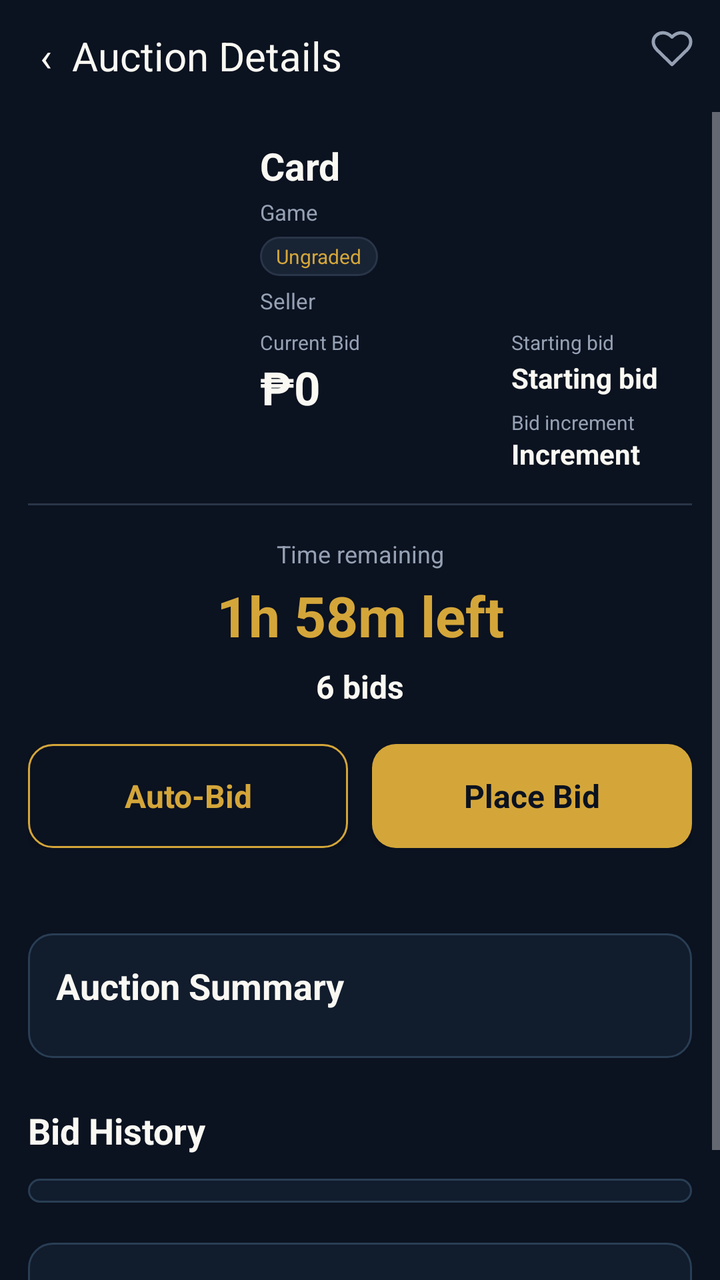
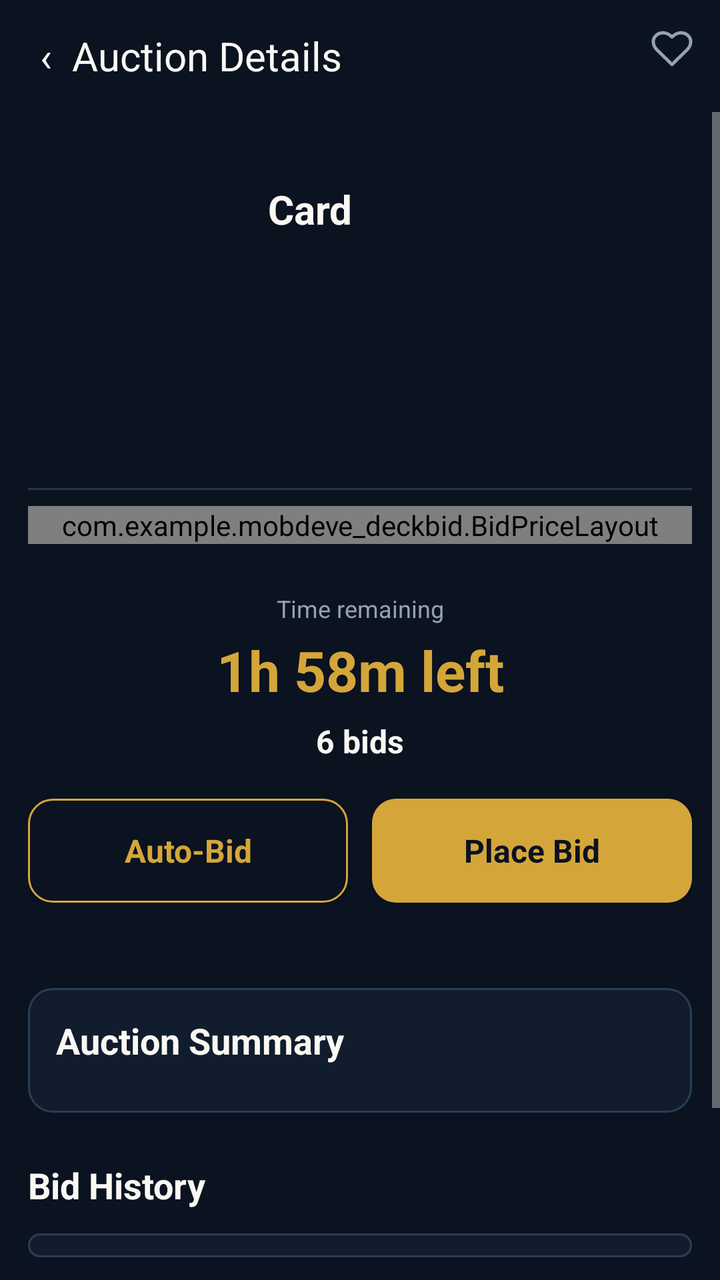

The first picture is an Android layout as it rendered before a commit; the second is the same layout after the commit. The layout source and the unified diff follow.
<!-- AndroidManifest.xml: application theme Theme.Deckbid -->
<!-- res/layout/activity_auction_details.xml -->
<?xml version="1.0" encoding="utf-8"?>
<LinearLayout xmlns:android="http://schemas.android.com/apk/res/android"
        android:layout_width="match_parent"
        android:layout_height="match_parent"
        android:orientation="vertical"
        android:fitsSystemWindows="true"
        android:background="#0B1220">
    <LinearLayout
        android:layout_width="match_parent"
        android:layout_height="56dp"
        android:orientation="horizontal"
        android:gravity="center_vertical">
        <Button
        android:id="@+id/auction_back"
        android:layout_width="0dp"
        android:layout_height="56dp"
        android:background="@android:color/transparent"
        android:backgroundTint="@null"
        android:text="‹  Auction Details"
        android:textSize="20sp"
        android:textAllCaps="false"
        android:textColor="#FAF8F2"
        android:layout_weight="1"
        android:gravity="start|center_vertical"
        android:paddingStart="20dp"
        android:paddingEnd="20dp" />
        <ImageButton
        android:id="@+id/auction_save"
        android:layout_width="48dp"
        android:layout_height="48dp"
        android:layout_gravity="top|end"
        android:padding="13dp"
        android:src="@drawable/auction_heart"
        android:background="?android:attr/selectableItemBackground"
        android:contentDescription="Save to watchlist" />
    </LinearLayout>
    <ScrollView
        android:layout_width="match_parent"
        android:layout_height="0dp"
        android:layout_weight="1">
        <LinearLayout
        android:layout_width="match_parent"
        android:layout_height="wrap_content"
        android:orientation="vertical"
        android:padding="14dp">
            <LinearLayout
        android:layout_width="match_parent"
        android:layout_height="wrap_content"
        android:orientation="horizontal"
        android:gravity="top">
                <ImageView
        android:id="@+id/detail_auction_image"
        android:layout_width="104dp"
        android:layout_height="158dp"
        android:scaleType="fitCenter"
        android:layout_marginTop="2dp" />
                <LinearLayout
        android:layout_width="0dp"
        android:layout_height="wrap_content"
        android:layout_weight="1"
        android:layout_marginStart="12dp"
        android:orientation="vertical">
                    <TextView
        android:id="@+id/detail_auction_name"
        android:layout_width="match_parent"
        android:layout_height="wrap_content"
        android:text="Card"
        android:textSize="19sp"
        android:textColor="#FAF8F2"
        android:textStyle="bold" />
                    <TextView
        android:id="@+id/detail_auction_game"
        android:layout_width="match_parent"
        android:layout_height="wrap_content"
        android:text="Game"
        android:textSize="11sp"
        android:textColor="#95A1B3"
        android:layout_marginTop="3dp" />
                    <TextView
        android:id="@+id/detail_auction_grade"
        android:layout_width="wrap_content"
        android:layout_height="wrap_content"
        android:text="Ungraded"
        android:textSize="10sp"
        android:textColor="#D4A63A"
        android:layout_marginTop="5dp"
        android:background="@drawable/input_background"
        android:paddingStart="8dp"
        android:paddingEnd="8dp"
        android:paddingTop="3dp"
        android:paddingBottom="3dp" />
                    <TextView
        android:id="@+id/detail_auction_seller"
        android:layout_width="match_parent"
        android:layout_height="wrap_content"
        android:text="Seller"
        android:textSize="11sp"
        android:textColor="#95A1B3"
        android:layout_marginTop="5dp" />
                    <LinearLayout
        android:layout_width="match_parent"
        android:layout_height="wrap_content"
        android:orientation="horizontal"
        android:gravity="top"
        android:layout_marginTop="8dp"
        android:baselineAligned="false">
                        <LinearLayout
        android:layout_width="0dp"
        android:layout_height="wrap_content"
        android:layout_weight="1.2"
        android:orientation="vertical"
        android:gravity="top"
        android:baselineAligned="false">
                            <TextView
        android:layout_width="match_parent"
        android:layout_height="wrap_content"
        android:text="Current Bid"
        android:textSize="10sp"
        android:textColor="#95A1B3"
        android:includeFontPadding="false" />
                            <TextView
        android:id="@+id/detail_auction_bid"
        android:layout_width="match_parent"
        android:layout_height="wrap_content"
        android:text="₱0"
        android:textSize="23sp"
        android:textColor="#FAF8F2"
        android:textStyle="bold"
        android:includeFontPadding="false"
        android:layout_marginTop="4dp" />
                        </LinearLayout>
                        <LinearLayout
        android:layout_width="0dp"
        android:layout_height="wrap_content"
        android:orientation="vertical"
        android:layout_weight="1"
        android:paddingStart="8dp"
        android:gravity="top"
        android:baselineAligned="false">
                            <TextView
        android:layout_width="match_parent"
        android:layout_height="wrap_content"
        android:text="Starting bid"
        android:textSize="10sp"
        android:textColor="#95A1B3"
        android:layout_marginTop="0dp"
        android:includeFontPadding="false" />
                            <TextView
        android:id="@+id/detail_auction_start"
        android:layout_width="match_parent"
        android:layout_height="wrap_content"
        android:text="Starting bid"
        android:textSize="14sp"
        android:textColor="#FAF8F2"
        android:layout_marginTop="4dp"
        android:textStyle="bold"
        android:includeFontPadding="false" />
                            <TextView
        android:layout_width="match_parent"
        android:layout_height="wrap_content"
        android:text="Bid increment"
        android:textSize="10sp"
        android:textColor="#95A1B3"
        android:layout_marginTop="8dp"
        android:includeFontPadding="false" />
                            <TextView
        android:id="@+id/detail_auction_increment"
        android:layout_width="match_parent"
        android:layout_height="wrap_content"
        android:text="Increment"
        android:textSize="14sp"
        android:textColor="#FAF8F2"
        android:layout_marginTop="2dp"
        android:textStyle="bold"
        android:includeFontPadding="false" />
                        </LinearLayout>
                    </LinearLayout>
                </LinearLayout>
            </LinearLayout>
            <LinearLayout
        android:layout_width="match_parent"
        android:layout_height="wrap_content"
        android:orientation="vertical"
        android:gravity="center_horizontal"
        android:layout_marginTop="16dp">
                <View
        android:layout_width="match_parent"
        android:layout_height="1dp"
        android:background="#293548" />
                <TextView
        android:layout_width="match_parent"
        android:layout_height="wrap_content"
        android:text="Time remaining"
        android:textColor="#95A1B3"
        android:textSize="12sp"
        android:gravity="center"
        android:layout_marginTop="16dp" />
                <TextView
        android:id="@+id/detail_auction_time"
        android:layout_width="match_parent"
        android:layout_height="wrap_content"
        android:text="1h 58m left"
        android:textColor="#D4A63A"
        android:textSize="28sp"
        android:textStyle="bold"
        android:gravity="center"
        android:layout_marginTop="4dp" />
                <TextView
        android:id="@+id/detail_auction_count"
        android:layout_width="match_parent"
        android:layout_height="wrap_content"
        android:text="6 bids"
        android:textColor="#FAF8F2"
        android:textSize="16sp"
        android:textStyle="bold"
        android:gravity="center"
        android:layout_marginTop="6dp"
        android:layout_marginBottom="6dp" />
            </LinearLayout>
            <LinearLayout
        android:layout_width="match_parent"
        android:layout_height="wrap_content"
        android:orientation="horizontal"
        android:gravity="center_vertical"
        android:layout_marginTop="12dp"
        android:baselineAligned="false">
                <Button
        android:id="@+id/auction_auto_bid"
        android:layout_width="0dp"
        android:layout_height="52dp"
        android:background="@drawable/button_outline"
        android:backgroundTint="@null"
        android:text="Auto-Bid"
        android:textSize="16sp"
        android:textAllCaps="false"
        android:textColor="#D4A63A"
        android:layout_weight="1"
        android:layout_marginEnd="6dp"
        android:textStyle="bold"
        android:gravity="center"
        android:paddingStart="4dp"
        android:paddingEnd="4dp"
        android:minWidth="0dp" />
                <Button
        android:id="@+id/auction_place_bid"
        android:layout_width="0dp"
        android:layout_height="52dp"
        android:background="@drawable/button_gold"
        android:backgroundTint="@null"
        android:text="Place Bid"
        android:textSize="16sp"
        android:textAllCaps="false"
        android:textColor="#0B1220"
        android:layout_weight="1"
        android:layout_marginStart="6dp"
        android:textStyle="bold"
        android:gravity="center"
        android:paddingStart="4dp"
        android:paddingEnd="4dp"
        android:minWidth="0dp" />
            </LinearLayout>
            <TextView
        android:id="@+id/detail_auction_status"
        android:layout_width="match_parent"
        android:layout_height="wrap_content"
        android:text=""
        android:textSize="11sp"
        android:textColor="#D4A63A"
        android:layout_marginTop="8dp" />
            <LinearLayout
        android:layout_width="match_parent"
        android:layout_height="wrap_content"
        android:orientation="vertical"
        android:background="@drawable/binder_panel"
        android:padding="14dp"
        android:layout_marginTop="20dp">
                <TextView
        android:layout_width="match_parent"
        android:layout_height="wrap_content"
        android:text="Auction Summary"
        android:textSize="18sp"
        android:textColor="#FAF8F2"
        android:textStyle="bold"
        android:layout_marginBottom="10dp" />
                <LinearLayout
        android:id="@+id/auction_summary"
        android:layout_width="match_parent"
        android:layout_height="wrap_content"
        android:orientation="vertical" />
            </LinearLayout>
            <TextView
        android:layout_width="match_parent"
        android:layout_height="wrap_content"
        android:text="Bid History"
        android:textSize="18sp"
        android:textColor="#FAF8F2"
        android:textStyle="bold"
        android:layout_marginTop="24dp"
        android:layout_marginBottom="12dp" />
            <LinearLayout
        android:id="@+id/auction_history"
        android:layout_width="match_parent"
        android:layout_height="wrap_content"
        android:orientation="vertical"
        android:background="@drawable/binder_panel"
        android:padding="6dp" />
            <LinearLayout
        android:layout_width="match_parent"
        android:layout_height="wrap_content"
        android:orientation="vertical"
        android:layout_marginTop="20dp"
        android:background="@drawable/binder_panel"
        android:padding="14dp">
                <TextView
        android:layout_width="match_parent"
        android:layout_height="wrap_content"
        android:text="Seller Notes"
        android:textSize="18sp"
        android:textColor="#FAF8F2"
        android:textStyle="bold" />
                <TextView
        android:id="@+id/auction_notes"
        android:layout_width="match_parent"
        android:layout_height="wrap_content"
        android:text="Notes"
        android:textSize="13sp"
        android:textColor="#95A1B3"
        android:layout_marginTop="8dp" />
            </LinearLayout>
        </LinearLayout>
    </ScrollView>
</LinearLayout>
<!-- resources referenced by this layout -->
<resources>
  <!-- drawable auction_heart (drawable) -->
  <?xml version="1.0" encoding="utf-8"?>
  <vector xmlns:android="http://schemas.android.com/apk/res/android"
      android:width="22dp"
      android:height="22dp"
      android:viewportWidth="24"
      android:viewportHeight="24">
      <path
          android:fillColor="#00000000"
          android:strokeColor="#95A1B3"
          android:strokeWidth="1.8"
          android:strokeLineJoin="round"
          android:pathData="M12,21 L3.8,13 C-2,7 6,0 12,6 C18,0 26,7 20.2,13 Z"/>
  </vector>
  <!-- drawable binder_panel (drawable) -->
  <?xml version="1.0" encoding="utf-8"?>
  <shape xmlns:android="http://schemas.android.com/apk/res/android">
      <solid
          android:color="#111C2D"/>
      <corners
          android:radius="12dp"/>
      <stroke
          android:width="1dp"
          android:color="#293E54"/>
  </shape>
  <!-- drawable button_gold (drawable) -->
  <?xml version="1.0" ?>
  <shape xmlns:android="http://schemas.android.com/apk/res/android" android:shape="rectangle">
      <solid android:color="@color/gold"/>
      <corners android:radius="12dp"/>
  </shape>
  <!-- drawable button_outline (drawable) -->
  <?xml version="1.0" ?>
  <shape xmlns:android="http://schemas.android.com/apk/res/android" android:shape="rectangle">
      <solid android:color="@color/background"/>
      <corners android:radius="12dp"/>
      <stroke
          android:width="1dp"
          android:color="@color/gold"/>
  </shape>
  <!-- drawable input_background (drawable) -->
  <?xml version="1.0" ?>
  <shape xmlns:android="http://schemas.android.com/apk/res/android" android:shape="rectangle">
      <solid android:color="@color/surface"/>
      <corners android:radius="12dp"/>
      <stroke
          android:width="1dp"
          android:color="@color/border"/>
  </shape>
  <style name="Theme.Deckbid" parent="android:style/Theme.Material.NoActionBar">
          <item name="android:fontFamily">sans-serif</item>
          <item name="android:colorAccent">#D4A63A</item>
          <item name="android:windowBackground">#0B1220</item>
          <item name="android:statusBarColor">#0B1220</item>
          <item name="android:navigationBarColor">#0B1220</item>
          <item name="android:windowLightStatusBar">false</item>
          <item name="android:colorBackground">#0B1220</item>
          <item name="android:windowAnimationStyle">@null</item>
      </style>
  <color name="gold">#D4A63A</color>
  <color name="background">#0B1220</color>
  <color name="surface">#182334</color>
  <color name="border">#293548</color>
</resources>

<!-- the commit's change to res/layout/activity_auction_details.xml (unified diff, before → after) -->
@@ -44,157 +44,169 @@
         android:orientation="vertical"
         android:padding="14dp">
             <LinearLayout
-        android:layout_width="match_parent"
-        android:layout_height="wrap_content"
-        android:orientation="horizontal"
-        android:gravity="top">
+                android:layout_width="match_parent"
+                android:layout_height="wrap_content"
+                android:orientation="horizontal"
+                android:gravity="center_vertical"
+                android:baselineAligned="false">
                 <ImageView
-        android:id="@+id/detail_auction_image"
-        android:layout_width="104dp"
-        android:layout_height="158dp"
-        android:scaleType="fitCenter"
-        android:layout_marginTop="2dp" />
+                    android:id="@+id/detail_auction_image"
+                    android:layout_width="104dp"
+                    android:layout_height="156dp"
+                    android:scaleType="fitCenter"/>
                 <LinearLayout
-        android:layout_width="0dp"
-        android:layout_height="wrap_content"
-        android:layout_weight="1"
-        android:layout_marginStart="12dp"
-        android:orientation="vertical">
-                    <TextView
-        android:id="@+id/detail_auction_name"
-        android:layout_width="match_parent"
-        android:layout_height="wrap_content"
-        android:text="Card"
-        android:textSize="19sp"
-        android:textColor="#FAF8F2"
-        android:textStyle="bold" />
-                    <TextView
-        android:id="@+id/detail_auction_game"
-        android:layout_width="match_parent"
-        android:layout_height="wrap_content"
-        android:text="Game"
-        android:textSize="11sp"
-        android:textColor="#95A1B3"
-        android:layout_marginTop="3dp" />
-                    <TextView
-        android:id="@+id/detail_auction_grade"
-        android:layout_width="wrap_content"
-        android:layout_height="wrap_content"
-        android:text="Ungraded"
-        android:textSize="10sp"
-        android:textColor="#D4A63A"
-        android:layout_marginTop="5dp"
-        android:background="@drawable/input_background"
-        android:paddingStart="8dp"
-        android:paddingEnd="8dp"
-        android:paddingTop="3dp"
-        android:paddingBottom="3dp" />
-                    <TextView
-        android:id="@+id/detail_auction_seller"
-        android:layout_width="match_parent"
-        android:layout_height="wrap_content"
-        android:text="Seller"
-        android:textSize="11sp"
-        android:textColor="#95A1B3"
-        android:layout_marginTop="5dp" />
+                    android:layout_width="0dp"
+                    android:layout_height="wrap_content"
+                    android:layout_weight="1"
+                    android:layout_marginStart="16dp"
+                    android:orientation="vertical">
+                    <TextView
+                        android:id="@+id/detail_auction_name"
+                        android:layout_width="match_parent"
+                        android:layout_height="wrap_content"
+                        android:text="Card"
+                        android:textSize="20sp"
+                        android:textColor="#FAF8F2"
+                        android:textStyle="bold"/>
+                    <TextView
+                        android:id="@+id/detail_auction_set"
+                        android:layout_width="match_parent"
+                        android:layout_height="wrap_content"
+                        android:layout_marginTop="2dp"
+                        android:textSize="14sp"
+                        android:textColor="#BAC5D3"/>
                     <LinearLayout
-        android:layout_width="match_parent"
-        android:layout_height="wrap_content"
-        android:orientation="horizontal"
-        android:gravity="top"
-        android:layout_marginTop="8dp"
-        android:baselineAligned="false">
-                        <LinearLayout
-        android:layout_width="0dp"
-        android:layout_height="wrap_content"
-        android:layout_weight="1.2"
-        android:orientation="vertical"
-        android:gravity="top"
-        android:baselineAligned="false">
-                            <TextView
-        android:layout_width="match_parent"
-        android:layout_height="wrap_content"
-        android:text="Current Bid"
-        android:textSize="10sp"
-        android:textColor="#95A1B3"
-        android:includeFontPadding="false" />
-                            <TextView
-        android:id="@+id/detail_auction_bid"
-        android:layout_width="match_parent"
-        android:layout_height="wrap_content"
-        android:text="₱0"
-        android:textSize="23sp"
-        android:textColor="#FAF8F2"
-        android:textStyle="bold"
-        android:includeFontPadding="false"
-        android:layout_marginTop="4dp" />
-                        </LinearLayout>
-                        <LinearLayout
-        android:layout_width="0dp"
-        android:layout_height="wrap_content"
-        android:orientation="vertical"
-        android:layout_weight="1"
-        android:paddingStart="8dp"
-        android:gravity="top"
-        android:baselineAligned="false">
-                            <TextView
-        android:layout_width="match_parent"
-        android:layout_height="wrap_content"
-        android:text="Starting bid"
-        android:textSize="10sp"
-        android:textColor="#95A1B3"
-        android:layout_marginTop="0dp"
-        android:includeFontPadding="false" />
-                            <TextView
-        android:id="@+id/detail_auction_start"
-        android:layout_width="match_parent"
-        android:layout_height="wrap_content"
-        android:text="Starting bid"
-        android:textSize="14sp"
-        android:textColor="#FAF8F2"
-        android:layout_marginTop="4dp"
-        android:textStyle="bold"
-        android:includeFontPadding="false" />
-                            <TextView
-        android:layout_width="match_parent"
-        android:layout_height="wrap_content"
-        android:text="Bid increment"
-        android:textSize="10sp"
-        android:textColor="#95A1B3"
-        android:layout_marginTop="8dp"
-        android:includeFontPadding="false" />
-                            <TextView
-        android:id="@+id/detail_auction_increment"
-        android:layout_width="match_parent"
-        android:layout_height="wrap_content"
-        android:text="Increment"
-        android:textSize="14sp"
-        android:textColor="#FAF8F2"
-        android:layout_marginTop="2dp"
-        android:textStyle="bold"
-        android:includeFontPadding="false" />
-                        </LinearLayout>
+                        android:layout_width="match_parent"
+                        android:layout_height="wrap_content"
+                        android:layout_marginTop="10dp"
+                        android:orientation="horizontal"
+                        android:gravity="center_vertical"
+                        android:baselineAligned="false"
+                        android:clipToPadding="false">
+                        <ImageView
+                            android:id="@+id/detail_auction_game_logo"
+                            android:layout_width="68dp"
+                            android:layout_height="32dp"
+                            android:scaleType="fitCenter"/>
+                        <TextView
+                            android:id="@+id/detail_auction_grade"
+                            android:layout_width="wrap_content"
+                            android:layout_height="wrap_content"
+                            android:layout_marginStart="8dp"
+                            android:elevation="3dp"
+                            android:textSize="13sp"/>
                     </LinearLayout>
+                    <TextView
+                        android:id="@+id/detail_auction_seller"
+                        android:layout_width="match_parent"
+                        android:layout_height="wrap_content"
+                        android:layout_marginTop="6dp"
+                        android:textSize="13sp"
+                        android:textColor="#BAC5D3"/>
                 </LinearLayout>
             </LinearLayout>
+            <View
+                android:layout_width="match_parent"
+                android:layout_height="1dp"
+                android:layout_marginTop="18dp"
+                android:background="@color/border"
+                android:importantForAccessibility="no"/>
+            <com.example.mobdeve_deckbid.BidPriceLayout
+                android:layout_width="match_parent"
+                android:layout_height="wrap_content"
+                android:layout_marginTop="8dp"
+                android:baselineAligned="false"
+                android:dividerPadding="3dp"
+                android:showDividers="middle">
+                <LinearLayout
+                    android:id="@+id/price_current"
+                    android:layout_width="wrap_content"
+                    android:layout_height="wrap_content"
+                    android:layout_weight="1"
+                    android:paddingStart="6dp"
+                    android:paddingEnd="6dp"
+                    android:paddingTop="4dp"
+                    android:paddingBottom="4dp"
+                    android:orientation="vertical">
+                    <TextView
+                        android:layout_width="wrap_content"
+                        android:layout_height="wrap_content"
+                        android:text="Current Bid"
+                        android:textColor="@color/muted"
+                        android:textSize="12sp"/>
+                    <TextView
+                        android:id="@+id/detail_auction_bid"
+                        android:layout_width="wrap_content"
+                        android:layout_height="wrap_content"
+                        android:layout_marginTop="2dp"
+                        android:textColor="#4CD6A0"
+                        android:textSize="32sp"
+                        android:textStyle="bold"/>
+                </LinearLayout>
+                <LinearLayout
+                    android:id="@+id/price_start"
+                    android:layout_width="wrap_content"
+                    android:layout_height="wrap_content"
+                    android:layout_weight="1"
+                    android:paddingStart="6dp"
+                    android:paddingEnd="6dp"
+                    android:paddingTop="4dp"
+                    android:paddingBottom="4dp"
+                    android:orientation="vertical">
+                    <TextView
+                        android:layout_width="wrap_content"
+                        android:layout_height="wrap_content"
+                        android:text="Starting Bid"
+                        android:textColor="@color/muted"
+                        android:textSize="12sp"/>
+                    <TextView
+                        android:id="@+id/detail_auction_start"
+                        android:layout_width="wrap_content"
+                        android:layout_height="wrap_content"
+                        android:layout_marginTop="2dp"
+                        android:textColor="@color/ivory"
+                        android:textSize="17sp"
+                        android:textStyle="bold"/>
+                </LinearLayout>
+                <LinearLayout
+                    android:id="@+id/price_increment"
+                    android:layout_width="wrap_content"
+                    android:layout_height="wrap_content"
+                    android:layout_weight="1"
+                    android:paddingStart="6dp"
+                    android:paddingEnd="6dp"
+                    android:paddingTop="4dp"
+                    android:paddingBottom="4dp"
+                    android:orientation="vertical">
+                    <TextView
+                        android:layout_width="wrap_content"
+                        android:layout_height="wrap_content"
+                        android:text="Bid Increment"
+                        android:textColor="@color/muted"
+                        android:textSize="12sp"/>
+                    <TextView
+                        android:id="@+id/detail_auction_increment"
+                        android:layout_width="wrap_content"
+                        android:layout_height="wrap_content"
+                        android:layout_marginTop="2dp"
+                        android:textColor="@color/ivory"
+                        android:textSize="17sp"
+                        android:textStyle="bold"/>
+                </LinearLayout>
+            </com.example.mobdeve_deckbid.BidPriceLayout>
             <LinearLayout
         android:layout_width="match_parent"
         android:layout_height="wrap_content"
         android:orientation="vertical"
         android:gravity="center_horizontal"
-        android:layout_marginTop="16dp">
-                <View
-        android:layout_width="match_parent"
-        android:layout_height="1dp"
-        android:background="#293548" />
+        android:layout_marginTop="24dp">
                 <TextView
         android:layout_width="match_parent"
         android:layout_height="wrap_content"
         android:text="Time remaining"
         android:textColor="#95A1B3"
         android:textSize="12sp"
-        android:gravity="center"
-        android:layout_marginTop="16dp" />
+        android:gravity="center" />
                 <TextView
         android:id="@+id/detail_auction_time"
         android:layout_width="match_parent"
@@ -282,11 +294,16 @@
         android:textColor="#FAF8F2"
         android:textStyle="bold"
         android:layout_marginBottom="10dp" />
-                <LinearLayout
-        android:id="@+id/auction_summary"
-        android:layout_width="match_parent"
-        android:layout_height="wrap_content"
-        android:orientation="vertical" />
+                <HorizontalScrollView
+                    android:layout_width="match_parent"
+                    android:layout_height="wrap_content"
+                    android:fillViewport="true">
+                    <TableLayout
+                        android:id="@+id/auction_summary"
+                        android:layout_width="wrap_content"
+                        android:layout_height="wrap_content"
+                        android:stretchColumns="0"/>
+                </HorizontalScrollView>
             </LinearLayout>
             <TextView
         android:layout_width="match_parent"
@@ -297,13 +314,18 @@
         android:textStyle="bold"
         android:layout_marginTop="24dp"
         android:layout_marginBottom="12dp" />
-            <LinearLayout
-        android:id="@+id/auction_history"
-        android:layout_width="match_parent"
-        android:layout_height="wrap_content"
-        android:orientation="vertical"
-        android:background="@drawable/binder_panel"
-        android:padding="6dp" />
+            <HorizontalScrollView
+                android:layout_width="match_parent"
+                android:layout_height="wrap_content"
+                android:fillViewport="true"
+                android:background="@drawable/binder_panel"
+                android:padding="6dp">
+                <TableLayout
+                    android:id="@+id/auction_history"
+                    android:layout_width="wrap_content"
+                    android:layout_height="wrap_content"
+                    android:stretchColumns="0"/>
+            </HorizontalScrollView>
             <LinearLayout
         android:layout_width="match_parent"
         android:layout_height="wrap_content"
<!-- resource entries referenced after the edit -->
@@ -40,15 +40,6 @@
           android:width="1dp"
           android:color="@color/gold"/>
   </shape>
-  <!-- drawable input_background (drawable) -->
-  <?xml version="1.0" ?>
-  <shape xmlns:android="http://schemas.android.com/apk/res/android" android:shape="rectangle">
-      <solid android:color="@color/surface"/>
-      <corners android:radius="12dp"/>
-      <stroke
-          android:width="1dp"
-          android:color="@color/border"/>
-  </shape>
   <style name="Theme.Deckbid" parent="android:style/Theme.Material.NoActionBar">
           <item name="android:fontFamily">sans-serif</item>
           <item name="android:colorAccent">#D4A63A</item>
@@ -61,7 +52,8 @@
       </style>
   <color name="gold">#D4A63A</color>
   <color name="background">#0B1220</color>
-  <color name="surface">#182334</color>
   <color name="border">#293548</color>
+  <color name="ivory">#FAF8F2</color>
+  <color name="muted">#95A1B3</color>
 </resources>
 
